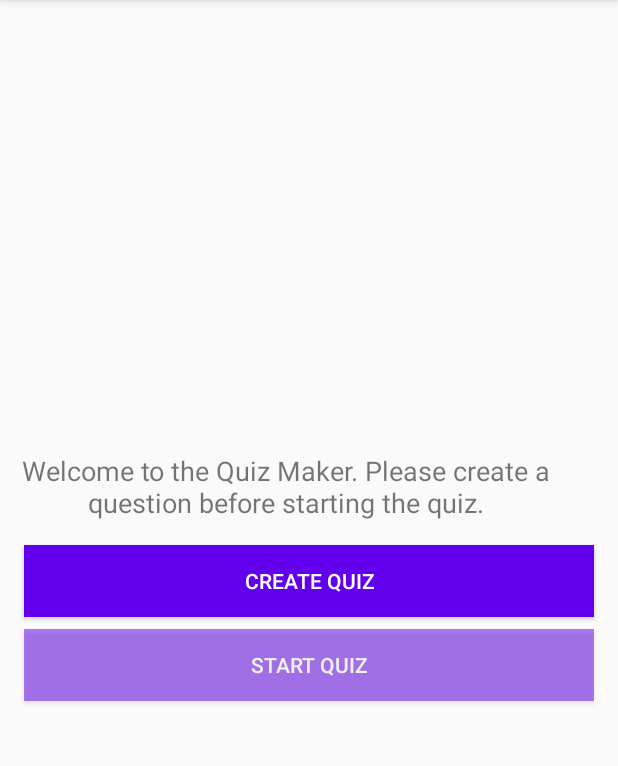
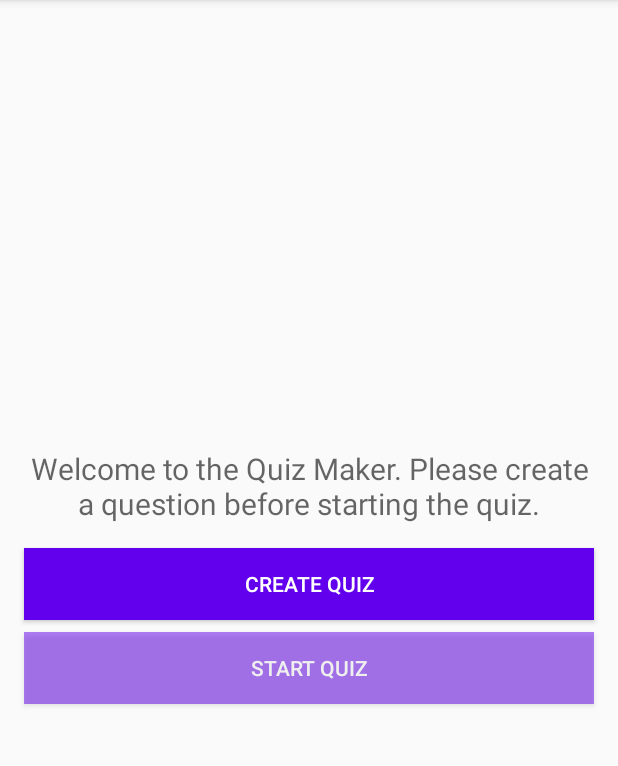
Before and after one commit to Marcellis/MadLevel7Example, an Android app: the CreateQuizFragment screen opened through its navigation route, after a tap on "CREATE", on a phone screen of 412 x 824 dp, the part 84-850 px from its top. Run offline under Robolectric (Android 15) with nearby library versions, the phone set to English and light mode, and no system bars; our stand-ins replace Firebase (no records; nobody signed in at launch, a user with empty details on screens opened directly); 1 statement that could not run was skipped.

Commit message:
more unnecessary things removed, also after writing the tutorial

```diff
--- a/app/src/main/java/nl/hva/madlevel7example/model/Quiz.kt
+++ b/app/src/main/java/nl/hva/madlevel7example/model/Quiz.kt
@@ -1,15 +1,6 @@
 package nl.hva.madlevel7example.model
 
 data class Quiz(
-    var question: String,
-    var answer: String
-) {
-    fun toMap(): Map<String, Any> {
-
-        val result = HashMap<String, Any>()
-        result["question"] = question
-        result["answer"] = answer
-
-        return result
-    }
-}
+    val question: String,
+    val answer: String
+)
--- a/app/src/main/java/nl/hva/madlevel7example/repository/QuizRepository.kt
+++ b/app/src/main/java/nl/hva/madlevel7example/repository/QuizRepository.kt
@@ -17,6 +17,7 @@ class QuizRepository {
     val quiz: LiveData<Quiz>
         get() = _quiz
 
+    //the CreateQuizFragment can use this to see if creation succeeded
     private val _createSuccess: MutableLiveData<Boolean> = MutableLiveData()
 
     val createSuccess: LiveData<Boolean>
@@ -25,6 +26,7 @@ class QuizRepository {
     suspend fun getQuiz() {
         try {
             //firestore has support for coroutines via the extra dependency we've added :)
+            withTimeout(5_000) {
                 val data = quizDocument
                     .get()
                     .await()
@@ -33,6 +35,7 @@ class QuizRepository {
                     val answer = data.getString("answer").toString()
 
                     _quiz.value = Quiz(question, answer)
+            }
         }  catch (e : Exception) {
             throw QuizRetrievalError("Retrieval-firebase-task was unsuccessful")
         }
@@ -41,9 +44,10 @@ class QuizRepository {
     suspend fun createQuiz(quiz: Quiz) {
         // persist data to firestore
         try {
+            //firestore has support for coroutines via the extra dependency we've added :)
             withTimeout(5_000) {
                 quizDocument
-                    .set(quiz.toMap())
+                    .set(quiz)
                     .await()
 
                 _createSuccess.value = true
--- a/app/src/main/java/nl/hva/madlevel7example/ui/CreateQuizFragment.kt
+++ b/app/src/main/java/nl/hva/madlevel7example/ui/CreateQuizFragment.kt
@@ -42,7 +42,7 @@ class CreateQuizFragment : Fragment() {
         })
 
         viewModel.errorText.observe(viewLifecycleOwner, Observer {
-            Toast.makeText(activity, it, Toast.LENGTH_LONG).show()
+            Toast.makeText(activity, it, Toast.LENGTH_SHORT).show()
         })
     }
 
--- a/app/src/main/java/nl/hva/madlevel7example/ui/HomeFragment.kt
+++ b/app/src/main/java/nl/hva/madlevel7example/ui/HomeFragment.kt
@@ -14,7 +14,7 @@ import nl.hva.madlevel7example.vm.QuizViewModel
 import kotlinx.android.synthetic.main.fragment_home.*
 
 class HomeFragment : Fragment() {
-    private val viewModel: QuizViewModel by viewModels()
+    private val viewModel: QuizViewModel by activityViewModels()
 
     override fun onCreateView(
         inflater: LayoutInflater, container: ViewGroup?,
@@ -39,6 +39,7 @@ class HomeFragment : Fragment() {
             if (!it.answer.isBlank() || !it.answer.isBlank()) {
                 btnStartQuiz.alpha = 1.0f
                 btnStartQuiz.isClickable = true
+
                 btnStartQuiz.setOnClickListener {
                     navController.navigate(R.id.action_homeFragment_to_quizFragment)
                 }
--- a/app/src/main/res/layout/fragment_home.xml
+++ b/app/src/main/res/layout/fragment_home.xml
@@ -8,15 +8,18 @@
 
     <TextView
         android:id="@+id/textView"
-        android:layout_width="wrap_content"
+        style="@style/TextAppearance.MaterialComponents.Headline3"
+        android:layout_width="0dp"
         android:layout_height="wrap_content"
+        android:layout_marginStart="16dp"
         android:layout_marginEnd="16dp"
         android:layout_marginBottom="16dp"
         android:gravity="center"
         android:text="@string/before_start_quiz"
-        android:textSize="18sp"
+        android:textSize="20sp"
         app:layout_constraintBottom_toTopOf="@+id/btnCreateQuiz"
         app:layout_constraintEnd_toEndOf="parent"
+        app:layout_constraintStart_toStartOf="parent"
         app:layout_constraintTop_toTopOf="parent"
         app:layout_constraintVertical_chainStyle="packed" />
 
--- a/app/src/main/res/values/strings.xml
+++ b/app/src/main/res/values/strings.xml
@@ -1,7 +1,5 @@
 <resources>
     <string name="app_name">Mad Level 7 Example</string>
-    <string name="action_settings">Settings</string>
-    <!-- Strings used for fragments for navigation -->
     <string name="home_fragment_label">Home</string>
     <string name="create_quiz_fragment_label">Create Quiz</string>
     <string name="quiz_fragment_label">Quiz</string>
@@ -11,4 +9,6 @@
     <string name="create_quiz">Create Quiz</string>
     <string name="start_quiz">Start Quiz</string>
     <string name="successfully_created_quiz">Quiz successfully created!</string>
+    <string name="answer">Answer</string>
+    <string name="question">Question</string>
 </resources>
```
Also changed, not shown: app/build.gradle (+2 -6 lines), app/src/main/java/nl/hva/madlevel7example/ui/QuizFragment.kt (+5 -5 lines), app/src/main/res/layout/fragment_create_quiz.xml (+4 -4 lines), app/src/main/res/layout/fragment_quiz.xml (+3 -10 lines), app/src/main/res/menu/menu_main.xml (deleted, +0 -10 lines). Lines whose indentation alone changed are shown as unchanged.
